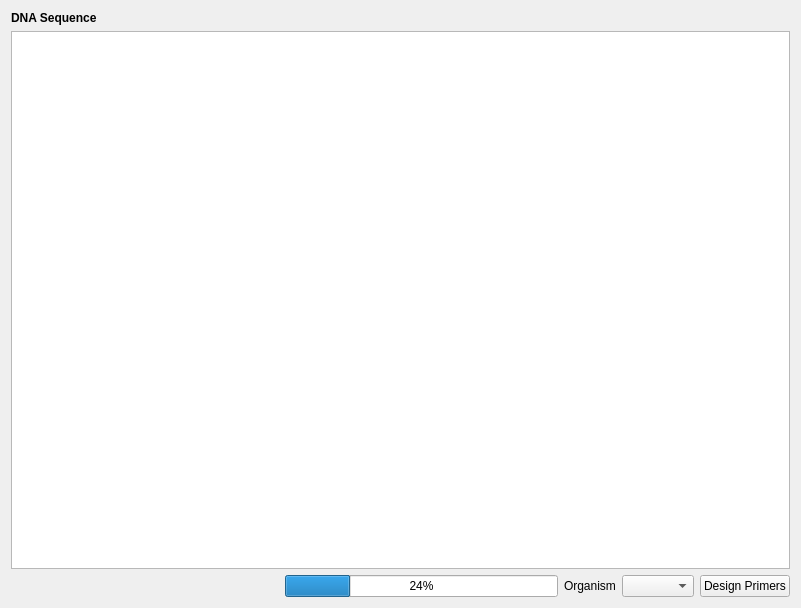
Old version of the form cbr/primer/visual/PrimerDesign.ui in the repository TUM-CBR/pymol-plugins.
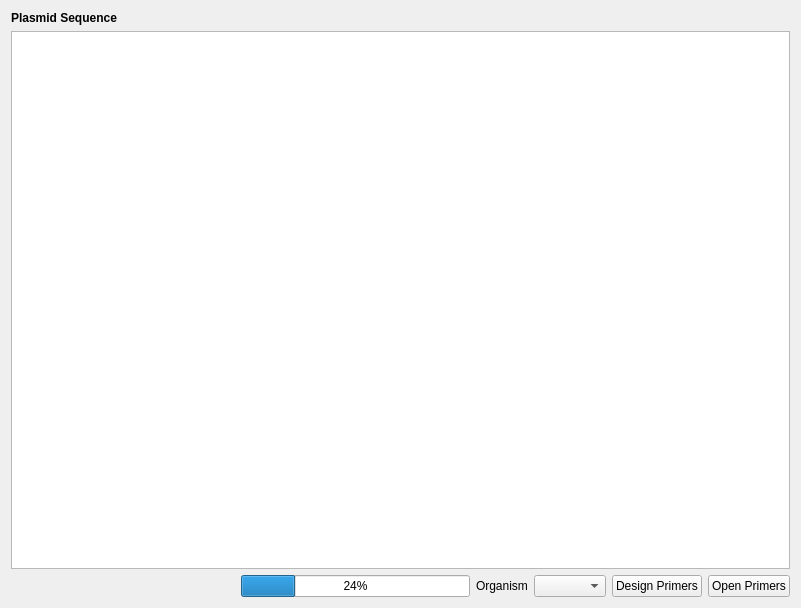
New version of the form.

Commit message: Use cbr-tools-extra to query primers.

Diff of the .ui file:
```diff
--- a/cbr/primer/visual/PrimerDesign.ui
+++ b/cbr/primer/visual/PrimerDesign.ui
@@ -22,7 +22,7 @@
         <string notr="true">font: bold</string>
        </property>
        <property name="text">
-        <string>DNA Sequence</string>
+        <string>Plasmid Sequence</string>
        </property>
        <property name="textFormat">
         <enum>Qt::PlainText</enum>
@@ -73,6 +73,13 @@
        </property>
       </widget>
      </item>
+     <item>
+      <widget class="QPushButton" name="openPrimersButton">
+       <property name="text">
+        <string>Open Primers</string>
+       </property>
+      </widget>
+     </item>
     </layout>
    </item>
   </layout>
```
The commit also changes 15 other files.
